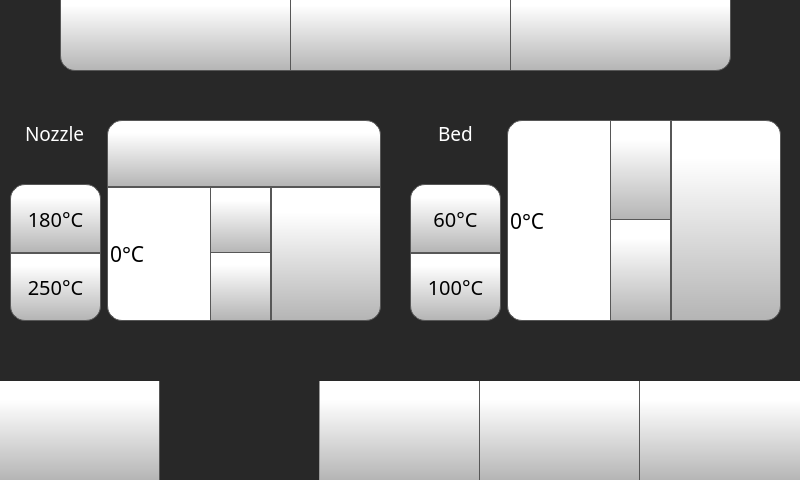
Qt form octoprint_ControlCenter/ui/control_screen/control_screen.ui (FracktalWorks/ControlCenter) before a commit.
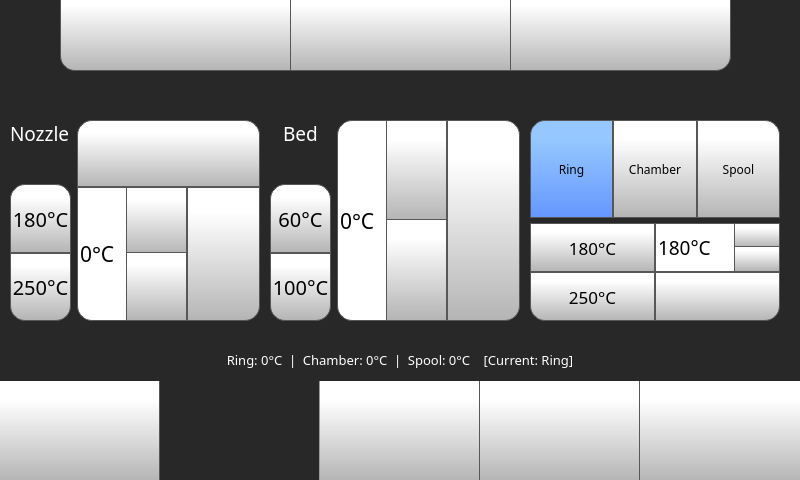
The same form after that commit. The open tabs and pages were chosen to show the change. Icons and pictures are not drawn.

Commit message:
new temp control
Temp_parameter control for chamber , spool and ring heater

```diff
--- a/octoprint_ControlCenter/ui/control_screen/control_screen.ui
+++ b/octoprint_ControlCenter/ui/control_screen/control_screen.ui
@@ -1022,7 +1022,7 @@
       <rect>
        <x>10</x>
        <y>130</y>
-       <width>371</width>
+       <width>250</width>
        <height>201</height>
       </rect>
      </property>
@@ -1497,9 +1497,9 @@
     <widget class="QWidget" name="horizontalLayoutWidget_2">
      <property name="geometry">
       <rect>
-       <x>410</x>
+       <x>270</x>
        <y>130</y>
-       <width>371</width>
+       <width>250</width>
        <height>201</height>
       </rect>
      </property>
@@ -1872,6 +1872,466 @@
       </item>
      </layout>
     </widget>
+    <widget class="QWidget" name="unifiedTempControlWidget">
+     <property name="geometry">
+      <rect>
+       <x>530</x>
+       <y>130</y>
+       <width>250</width>
+       <height>201</height>
+      </rect>
+     </property>
+     <layout class="QVBoxLayout" name="unifiedTempLayout">
+      <property name="spacing">
+       <number>5</number>
+      </property>
+      <property name="leftMargin">
+       <number>0</number>
+      </property>
+      <property name="topMargin">
+       <number>0</number>
+      </property>
+      <property name="rightMargin">
+       <number>0</number>
+      </property>
+      <property name="bottomMargin">
+       <number>0</number>
+      </property>
+      <item>
+       <layout class="QHBoxLayout" name="heaterSelectionLayout">
+        <property name="spacing">
+         <number>0</number>
+        </property>
+        <item>
+         <widget class="QPushButton" name="ringSelectButton">
+          <property name="sizePolicy">
+           <sizepolicy hsizetype="Expanding" vsizetype="Expanding">
+            <horstretch>0</horstretch>
+            <verstretch>0</verstretch>
+           </sizepolicy>
+          </property>
+          <property name="minimumSize">
+           <size>
+            <width>0</width>
+            <height>50</height>
+           </size>
+          </property>
+          <property name="font">
+           <font>
+            <family>Gotham</family>
+            <pointsize>9</pointsize>
+           </font>
+          </property>
+          <property name="styleSheet">
+           <string notr="true">QPushButton {
+     border: 1px solid rgb(87, 87, 87);
+	background-color: qlineargradient(spread:pad, x1:0, y1:1, x2:0, y2:0.188, stop:0 rgba(180, 180, 180, 255), stop:1 rgba(255, 255, 255, 255));
+	border-top-left-radius: 15px;
+}
+
+QPushButton:checked {
+	background-color: qlineargradient(spread:pad, x1:0, y1:1, x2:0, y2:0.188, stop:0 rgba(100, 150, 255, 255), stop:1 rgba(150, 200, 255, 255));
+}
+
+QPushButton:pressed {
+    background-color: qlineargradient(x1: 0, y1: 0, x2: 0, y2: 1,
+                                      stop: 0 #dadbde, stop: 1 #f6f7fa);
+}
+
+QPushButton:focus {
+	outline: none;
+}</string>
+          </property>
+          <property name="text">
+           <string>Ring</string>
+          </property>
+          <property name="icon">
+           <iconset resource="../resources/resource.qrc">
+            <normaloff>:/Icons/img/icons/heaterRing.png</normaloff>:/Icons/img/icons/heaterRing.png</iconset>
+          </property>
+          <property name="iconSize">
+           <size>
+            <width>30</width>
+            <height>30</height>
+           </size>
+          </property>
+          <property name="checkable">
+           <bool>true</bool>
+          </property>
+          <property name="checked">
+           <bool>true</bool>
+          </property>
+         </widget>
+        </item>
+        <item>
+         <widget class="QPushButton" name="chamberSelectButton">
+          <property name="sizePolicy">
+           <sizepolicy hsizetype="Expanding" vsizetype="Expanding">
+            <horstretch>0</horstretch>
+            <verstretch>0</verstretch>
+           </sizepolicy>
+          </property>
+          <property name="minimumSize">
+           <size>
+            <width>0</width>
+            <height>50</height>
+           </size>
+          </property>
+          <property name="font">
+           <font>
+            <family>Gotham</family>
+            <pointsize>9</pointsize>
+           </font>
+          </property>
+          <property name="styleSheet">
+           <string notr="true">QPushButton {
+     border: 1px solid rgb(87, 87, 87);
+	background-color: qlineargradient(spread:pad, x1:0, y1:1, x2:0, y2:0.188, stop:0 rgba(180, 180, 180, 255), stop:1 rgba(255, 255, 255, 255));
+}
+
+QPushButton:checked {
+	background-color: qlineargradient(spread:pad, x1:0, y1:1, x2:0, y2:0.188, stop:0 rgba(100, 150, 255, 255), stop:1 rgba(150, 200, 255, 255));
+}
+
+QPushButton:pressed {
+    background-color: qlineargradient(x1: 0, y1: 0, x2: 0, y2: 1,
+                                      stop: 0 #dadbde, stop: 1 #f6f7fa);
+}
+
+QPushButton:focus {
+	outline: none;
+}</string>
+          </property>
+          <property name="text">
+           <string>Chamber</string>
+          </property>
+          <property name="icon">
+           <iconset resource="../resources/resource.qrc">
+            <normaloff>:/Icons/img/icons/chamberHeatIcon.png</normaloff>:/Icons/img/icons/chamberHeatIcon.png</iconset>
+          </property>
+          <property name="iconSize">
+           <size>
+            <width>30</width>
+            <height>30</height>
+           </size>
+          </property>
+          <property name="checkable">
+           <bool>true</bool>
+          </property>
+         </widget>
+        </item>
+        <item>
+         <widget class="QPushButton" name="spoolSelectButton">
+          <property name="sizePolicy">
+           <sizepolicy hsizetype="Expanding" vsizetype="Expanding">
+            <horstretch>0</horstretch>
+            <verstretch>0</verstretch>
+           </sizepolicy>
+          </property>
+          <property name="minimumSize">
+           <size>
+            <width>0</width>
+            <height>50</height>
+           </size>
+          </property>
+          <property name="font">
+           <font>
+            <family>Gotham</family>
+            <pointsize>9</pointsize>
+           </font>
+          </property>
+          <property name="styleSheet">
+           <string notr="true">QPushButton {
+     border: 1px solid rgb(87, 87, 87);
+	background-color: qlineargradient(spread:pad, x1:0, y1:1, x2:0, y2:0.188, stop:0 rgba(180, 180, 180, 255), stop:1 rgba(255, 255, 255, 255));
+	border-top-right-radius: 15px;
+}
+
+QPushButton:checked {
+	background-color: qlineargradient(spread:pad, x1:0, y1:1, x2:0, y2:0.188, stop:0 rgba(100, 150, 255, 255), stop:1 rgba(150, 200, 255, 255));
+}
+
+QPushButton:pressed {
+    background-color: qlineargradient(x1: 0, y1: 0, x2: 0, y2: 1,
+                                      stop: 0 #dadbde, stop: 1 #f6f7fa);
+}
+
+QPushButton:focus {
+	outline: none;
+}</string>
+          </property>
+          <property name="text">
+           <string>Spool</string>
+          </property>
+          <property name="icon">
+           <iconset resource="../resources/resource.qrc">
+            <normaloff>:/Icons/img/icons/spoolHeating.png</normaloff>:/Icons/img/icons/spoolHeating.png</iconset>
+          </property>
+          <property name="iconSize">
+           <size>
+            <width>30</width>
+            <height>30</height>
+           </size>
+          </property>
+          <property name="checkable">
+           <bool>true</bool>
+          </property>
+         </widget>
+        </item>
+       </layout>
+      </item>
+      <item>
+       <layout class="QHBoxLayout" name="presetAndTempLayout">
+        <property name="spacing">
+         <number>0</number>
+        </property>
+        <item>
+         <layout class="QVBoxLayout" name="presetButtonsLayout">
+          <property name="spacing">
+           <number>0</number>
+          </property>
+          <item>
+           <widget class="QPushButton" name="preset1Button">
+            <property name="sizePolicy">
+             <sizepolicy hsizetype="Expanding" vsizetype="Expanding">
+              <horstretch>0</horstretch>
+              <verstretch>0</verstretch>
+             </sizepolicy>
+            </property>
+            <property name="font">
+             <font>
+              <family>Gotham</family>
+              <pointsize>13</pointsize>
+             </font>
+            </property>
+            <property name="styleSheet">
+             <string notr="true">QPushButton {
+     border: 1px solid rgb(87, 87, 87);
+	background-color: qlineargradient(spread:pad, x1:0, y1:1, x2:0, y2:0.188, stop:0 rgba(180, 180, 180, 255), stop:1 rgba(255, 255, 255, 255));
+}
+
+QPushButton:pressed {
+    background-color: qlineargradient(x1: 0, y1: 0, x2: 0, y2: 1,
+                                      stop: 0 #dadbde, stop: 1 #f6f7fa);
+}
+
+QPushButton:focus {
+	outline: none;
+}</string>
+            </property>
+            <property name="text">
+             <string>180°C</string>
+            </property>
+           </widget>
+          </item>
+          <item>
+           <widget class="QPushButton" name="preset2Button">
+            <property name="sizePolicy">
+             <sizepolicy hsizetype="Expanding" vsizetype="Expanding">
+              <horstretch>0</horstretch>
+              <verstretch>0</verstretch>
+             </sizepolicy>
+            </property>
+            <property name="font">
+             <font>
+              <family>Gotham</family>
+              <pointsize>13</pointsize>
+             </font>
+            </property>
+            <property name="styleSheet">
+             <string notr="true">QPushButton {
+     border: 1px solid rgb(87, 87, 87);
+	background-color: qlineargradient(spread:pad, x1:0, y1:1, x2:0, y2:0.188, stop:0 rgba(180, 180, 180, 255), stop:1 rgba(255, 255, 255, 255));
+border-bottom-left-radius: 15px;
+}
+
+QPushButton:pressed {
+    background-color: qlineargradient(x1: 0, y1: 0, x2: 0, y2: 1,
+                                      stop: 0 #dadbde, stop: 1 #f6f7fa);
+}
+
+QPushButton:focus {
+	outline: none;
+}</string>
+            </property>
+            <property name="text">
+             <string>250°C</string>
+            </property>
+           </widget>
+          </item>
+         </layout>
+        </item>
+        <item>
+         <layout class="QVBoxLayout" name="tempInputLayout">
+          <property name="spacing">
+           <number>0</number>
+          </property>
+          <item>
+           <widget class="QSpinBox" name="universalTempSpinBox">
+            <property name="sizePolicy">
+             <sizepolicy hsizetype="Expanding" vsizetype="Expanding">
+              <horstretch>0</horstretch>
+              <verstretch>0</verstretch>
+             </sizepolicy>
+            </property>
+            <property name="font">
+             <font>
+              <family>Gotham</family>
+              <pointsize>14</pointsize>
+             </font>
+            </property>
+            <property name="styleSheet">
+             <string notr="true">QSpinBox {
+qproperty-alignment: 'AlignVCenter | AlignHCenter';
+border: 1px solid rgb(87, 87, 87);
+	background-color: rgb(255, 255, 255);
+}
+
+QSpinBox ::text {
+	background-color: rgb(255, 146, 57);
+}
+
+QSpinBox ::text:selected {
+	background-color: rgb(255, 146, 57);
+}
+
+QSpinBox::up-button {
+    border-left: 1px solid rgb(87, 87, 87);
+border-bottom: 1px solid rgb(87, 87, 87);
+    min-width: 45px;
+	background-color: qlineargradient(spread:pad, x1:0, y1:1, x2:0, y2:0.188, stop:0 rgba(180, 180, 180, 255), stop:1 rgba(255, 255, 255, 255));
+}
+
+QSpinBox::up-arrow { image: url(:/Navigation/img/Navigation/arrows.png);
+    width: 20px;
+     height: 20px;
+padding: 3px; 
+}
+
+QSpinBox::up-button:pressed {
+    background-color: qlineargradient(x1: 0, y1: 0, x2: 0, y2: 1,
+                                      stop: 0 #dadbde, stop: 1 #f6f7fa);
+}
+
+QSpinBox::down-button {
+    border-left: 1px solid rgb(87, 87, 87);
+border-top: 1px solid rgb(87, 87, 87);
+    min-width: 45px;
+	background-color: qlineargradient(spread:pad, x1:0, y1:1, x2:0, y2:0.188, stop:0 rgba(180, 180, 180, 255), stop:1 rgba(255, 255, 255, 255));
+margin-top: -2px;
+}
+
+QSpinBox::down-arrow {image: url(:/Navigation/img/Navigation/arrows-5.png);
+    width: 20px;
+     height: 20px;
+padding: 3px;
+}
+
+QSpinBox::down-button:pressed {
+    background-color: qlineargradient(x1: 0, y1: 0, x2: 0, y2: 1,
+                                      stop: 0 #dadbde, stop: 1 #f6f7fa);
+}</string>
+            </property>
+            <property name="frame">
+             <bool>false</bool>
+            </property>
+            <property name="buttonSymbols">
+             <enum>QAbstractSpinBox::UpDownArrows</enum>
+            </property>
+            <property name="suffix">
+             <string>°C</string>
+            </property>
+            <property name="maximum">
+             <number>300</number>
+            </property>
+            <property name="singleStep">
+             <number>5</number>
+            </property>
+            <property name="value">
+             <number>180</number>
+            </property>
+           </widget>
+          </item>
+          <item>
+           <widget class="QPushButton" name="setUniversalTempButton">
+            <property name="sizePolicy">
+             <sizepolicy hsizetype="Expanding" vsizetype="Expanding">
+              <horstretch>0</horstretch>
+              <verstretch>0</verstretch>
+             </sizepolicy>
+            </property>
+            <property name="font">
+             <font>
+              <family>Gotham</family>
+              <pointsize>11</pointsize>
+             </font>
+            </property>
+            <property name="styleSheet">
+             <string notr="true">QPushButton {
+     border: 1px solid rgb(87, 87, 87);
+	background-color: qlineargradient(spread:pad, x1:0, y1:1, x2:0, y2:0.188, stop:0 rgba(180, 180, 180, 255), stop:1 rgba(255, 255, 255, 255));
+border-bottom-right-radius: 15px;
+}
+
+QPushButton:pressed {
+    background-color: qlineargradient(x1: 0, y1: 0, x2: 0, y2: 1,
+                                      stop: 0 #dadbde, stop: 1 #f6f7fa);
+}
+
+QPushButton:focus {
+	outline: none;
+}</string>
+            </property>
+            <property name="text">
+             <string/>
+            </property>
+            <property name="icon">
+             <iconset resource="../resources/resource.qrc">
+              <normaloff>:/Icons/img/icons/verification-mark.png</normaloff>:/Icons/img/icons/verification-mark.png</iconset>
+            </property>
+            <property name="iconSize">
+             <size>
+              <width>25</width>
+              <height>25</height>
+             </size>
+            </property>
+           </widget>
+          </item>
+         </layout>
+        </item>
+       </layout>
+      </item>
+     </layout>
+    </widget>
+    <widget class="QLabel" name="temperatureStatusLabel">
+     <property name="geometry">
+      <rect>
+       <x>20</x>
+       <y>350</y>
+       <width>760</width>
+       <height>40</height>
+      </rect>
+     </property>
+     <property name="font">
+      <font>
+       <family>Gotham</family>
+       <pointsize>10</pointsize>
+      </font>
+     </property>
+     <property name="styleSheet">
+      <string notr="true">QLabel {
+    color: rgb(255, 255, 255);
+    background-color: rgba(255, 255, 255, 0);
+    padding: 5px;
+}</string>
+     </property>
+     <property name="text">
+      <string>Ring: 0°C  |  Chamber: 0°C  |  Spool: 0°C    [Current: Ring]</string>
+     </property>
+     <property name="alignment">
+      <set>Qt::AlignCenter</set>
+     </property>
+    </widget>
    </widget>
    <widget class="QWidget" name="motionTab">
     <attribute name="icon">
```
The commit also changes 3 other files.
